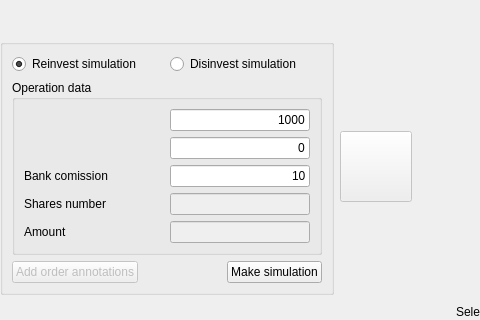
Above: xulpymoney/ui/wdgDisReinvest.ui from turulomio/xulpymoney before the change; both pictures show x 345 to 825 and y 0 to 320 of the 1102 by 806 pixel window. Below: the same form after it.
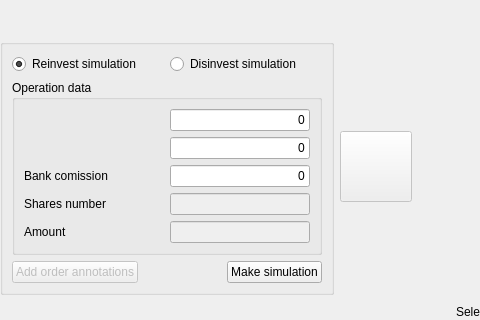
That is the form after the change. Icons and pictures are not drawn. Custom widgets are drawn as their Qt base class.

What changed in the file:
```diff
--- a/xulpymoney/ui/wdgDisReinvest.ui
+++ b/xulpymoney/ui/wdgDisReinvest.ui
@@ -103,7 +103,7 @@
                       </sizepolicy>
                      </property>
                      <property name="text">
-                      <string>1000</string>
+                      <string>0</string>
                      </property>
                      <property name="alignment">
                       <set>Qt::AlignRight|Qt::AlignTrailing|Qt::AlignVCenter</set>
@@ -153,7 +153,7 @@
                       </sizepolicy>
                      </property>
                      <property name="text">
-                      <string>10</string>
+                      <string>0</string>
                      </property>
                      <property name="alignment">
                       <set>Qt::AlignRight|Qt::AlignTrailing|Qt::AlignVCenter</set>
```
